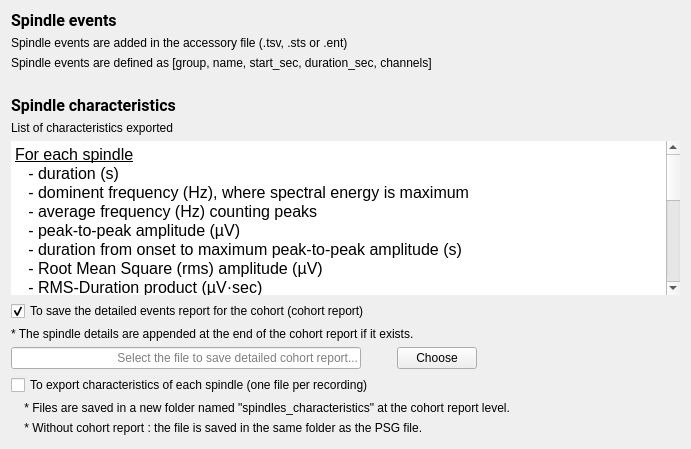
SnoozToolbox/snooz-package-ceams, file tools/CEAMSTools/SpindleDetectionA7/OutputFilesStep/Ui_OutputFilesStep.ui: the form before one commit.
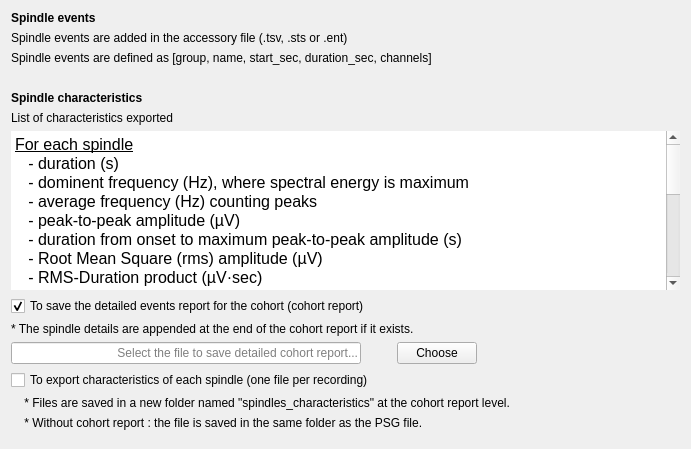
The form after the commit.

Commit message: Font step 4: forms without fonts of their own, look kept

```diff
--- a/tools/CEAMSTools/SpindleDetectionA7/OutputFilesStep/Ui_OutputFilesStep.ui
+++ b/tools/CEAMSTools/SpindleDetectionA7/OutputFilesStep/Ui_OutputFilesStep.ui
@@ -13,9 +13,6 @@
   <property name="windowTitle">
    <string/>
   </property>
-  <property name="styleSheet">
-   <string notr="true">font: 12pt &quot;Roboto&quot;;</string>
-  </property>
   <layout class="QHBoxLayout" name="horizontalLayout_3">
    <item>
     <layout class="QVBoxLayout" name="verticalLayout_2">
@@ -25,8 +22,6 @@
         <widget class="QLabel" name="label_2">
          <property name="font">
           <font>
-           <family>Roboto</family>
-           <pointsize>12</pointsize>
            <italic>false</italic>
            <bold>false</bold>
           </font>
@@ -72,8 +67,6 @@
       <widget class="QLabel" name="label_4">
        <property name="font">
         <font>
-         <family>Roboto</family>
-         <pointsize>12</pointsize>
          <italic>false</italic>
          <bold>false</bold>
         </font>
@@ -129,7 +122,7 @@
 hr { height: 1px; border-width: 0; }
 li.unchecked::marker { content: &quot;\2610&quot;; }
 li.checked::marker { content: &quot;\2612&quot;; }
-&lt;/style&gt;&lt;/head&gt;&lt;body style=&quot; font-family:'Roboto'; font-size:12pt; font-weight:400; font-style:normal;&quot;&gt;
+&lt;/style&gt;&lt;/head&gt;&lt;body style=&quot; font-size:12pt; font-weight:400; font-style:normal;&quot;&gt;
 &lt;p style=&quot; margin-top:0px; margin-bottom:0px; margin-left:0px; margin-right:0px; -qt-block-indent:0; text-indent:0px;&quot;&gt;&lt;span style=&quot; text-decoration: underline;&quot;&gt;For each spindle&lt;/span&gt;&lt;/p&gt;
 &lt;p style=&quot; margin-top:0px; margin-bottom:0px; margin-left:0px; margin-right:0px; -qt-block-indent:0; text-indent:0px;&quot;&gt;   - duration (s)&lt;/p&gt;
 &lt;p style=&quot; margin-top:0px; margin-bottom:0px; margin-left:0px; margin-right:0px; -qt-block-indent:0; text-indent:0px;&quot;&gt;   - dominent frequency (Hz), &lt;span style=&quot; color:#000000;&quot;&gt;where spectral energy is maximum&lt;/span&gt;&lt;/p&gt;
```
The commit also changes 427 other files.
